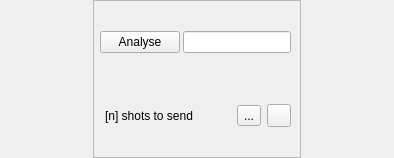
First picture: the form in blacs/analysis_submission.ui, repository labscript-suite/blacs, before the edit.
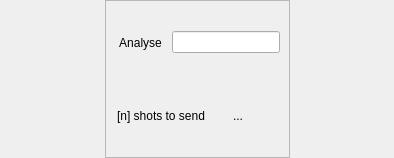
Second picture: the form after the edit. Icons and pictures are not drawn. Custom widgets are drawn as their Qt base class.

Commit message: Draw the flat buttons with the Qt style instead of a style sheet

```diff
--- a/blacs/analysis_submission.ui
+++ b/blacs/analysis_submission.ui
@@ -57,7 +57,7 @@
          <number>3</number>
         </property>
         <item>
-         <widget class="QPushButton" name="send_to_server">
+         <widget class="QToolButton" name="send_to_server">
           <property name="focusPolicy">
            <enum>Qt::NoFocus</enum>
           </property>
@@ -74,6 +74,12 @@
           <property name="checkable">
            <bool>true</bool>
           </property>
+          <property name="toolButtonStyle">
+           <enum>Qt::ToolButtonTextBesideIcon</enum>
+          </property>
+          <property name="autoRaise">
+           <bool>true</bool>
+          </property>
          </widget>
         </item>
         <item>
@@ -131,6 +137,9 @@
             <iconset resource="../../../../usr/local/lib/python2.7/dist-packages/qtutils/icons/icons.qrc">
              <normaloff>:/qtutils/fugue/arrow-circle.png</normaloff>:/qtutils/fugue/arrow-circle.png</iconset>
            </property>
+           <property name="autoRaise">
+            <bool>true</bool>
+           </property>
           </widget>
          </item>
          <item>
@@ -145,6 +154,9 @@
             <iconset resource="../../../../usr/local/lib/python2.7/dist-packages/qtutils/icons/icons.qrc">
              <normaloff>:/qtutils/fugue/minus.png</normaloff>:/qtutils/fugue/minus.png</iconset>
            </property>
+           <property name="autoRaise">
+            <bool>true</bool>
+           </property>
           </widget>
          </item>
         </layout>
```
The commit also changes 8 other files.
